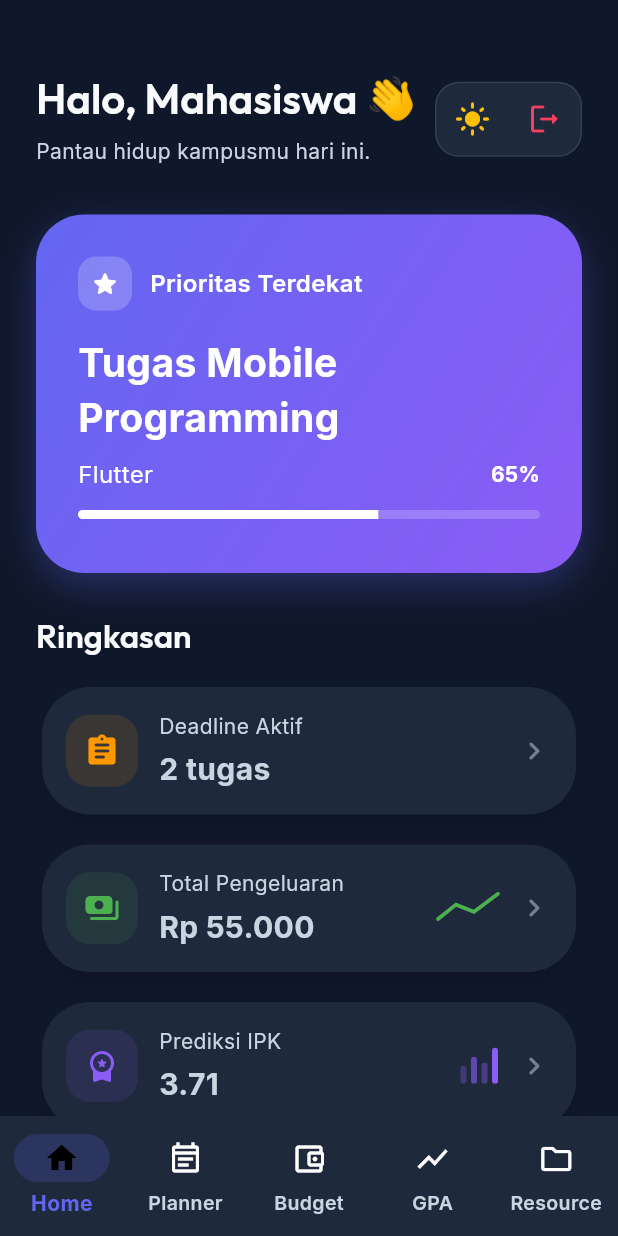
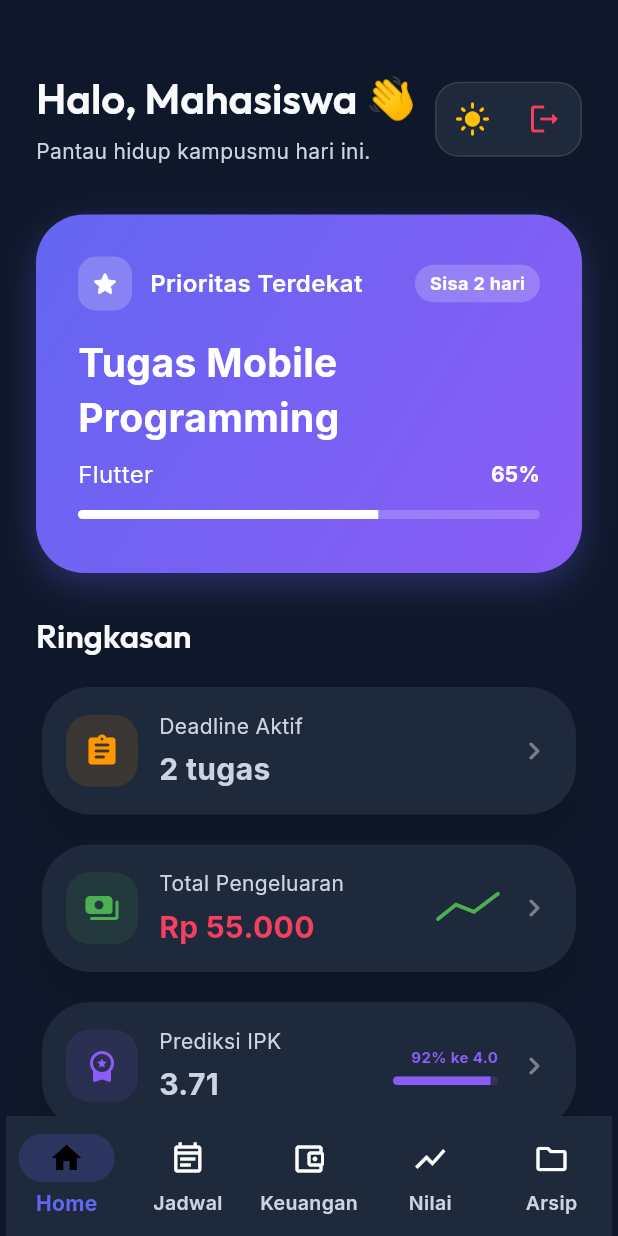
Before and after one commit to faiqurrohman/kampusgo_runner, a Flutter app: the DashboardScreen screen opened directly, on a phone screen of 412 x 824 dp. Run offline on Flutter 3.47's test engine with Material 3 defaults, Android fonts, the phone set to English and light mode, and no system bars; our stand-ins replace google_fonts.

Commit message:
perbaikan pada dashboard

```diff
--- a/lib/screens/dashboard_screen.dart
+++ b/lib/screens/dashboard_screen.dart
@@ -19,13 +19,16 @@ class _DashboardScreenState extends State<DashboardScreen> {
   @override
   Widget build(BuildContext context) => AnimatedBuilder(animation: data, builder: (_, __) => Scaffold(
     body: pages[index],
-    bottomNavigationBar: NavigationBar(selectedIndex: index, onDestinationSelected: (v) => setState(() => index = v), destinations: const [
-      NavigationDestination(icon: Icon(Icons.home_outlined), selectedIcon: Icon(Icons.home), label: 'Home'),
-      NavigationDestination(icon: Icon(Icons.event_note_outlined), selectedIcon: Icon(Icons.event_note), label: 'Planner'),
-      NavigationDestination(icon: Icon(Icons.account_balance_wallet_outlined), selectedIcon: Icon(Icons.account_balance_wallet), label: 'Budget'),
-      NavigationDestination(icon: Icon(Icons.show_chart), label: 'GPA'),
-      NavigationDestination(icon: Icon(Icons.folder_outlined), selectedIcon: Icon(Icons.folder), label: 'Resource'),
-    ]),
+    bottomNavigationBar: Padding(
+      padding: const EdgeInsets.symmetric(horizontal: 4),
+      child: NavigationBar(selectedIndex: index, onDestinationSelected: (v) => setState(() => index = v), destinations: const [
+        NavigationDestination(icon: Icon(Icons.home_outlined), selectedIcon: Icon(Icons.home), label: 'Home'),
+        NavigationDestination(icon: Icon(Icons.event_note_outlined), selectedIcon: Icon(Icons.event_note), label: 'Jadwal'),
+        NavigationDestination(icon: Icon(Icons.account_balance_wallet_outlined), selectedIcon: Icon(Icons.account_balance_wallet), label: 'Keuangan'),
+        NavigationDestination(icon: Icon(Icons.show_chart), label: 'Nilai'),
+        NavigationDestination(icon: Icon(Icons.folder_outlined), selectedIcon: Icon(Icons.folder), label: 'Arsip'),
+      ]),
+    ),
   ));
 }
 
@@ -92,6 +95,13 @@ class _Home extends StatelessWidget {
             ),
             const SizedBox(width: 12),
             const Text('Prioritas Terdekat', style: TextStyle(color: Colors.white, fontSize: 16, fontWeight: FontWeight.w600)),
+            const Spacer(),
+            if (next.isNotEmpty)
+              Container(
+                padding: const EdgeInsets.symmetric(horizontal: 10, vertical: 4),
+                decoration: BoxDecoration(color: Colors.white.withOpacity(0.2), borderRadius: BorderRadius.circular(20)),
+                child: Text('Sisa ${next.first.deadline.difference(DateTime.now()).inDays} hari', style: const TextStyle(color: Colors.white, fontSize: 12, fontWeight: FontWeight.bold)),
+              ),
           ]),
           const SizedBox(height: 16),
           Text(next.isEmpty ? 'Semua tugas selesai. Mantap!' : next.first.title, style: const TextStyle(color: Colors.white, fontSize: 26, fontWeight: FontWeight.bold)),
@@ -122,16 +132,30 @@ class _Home extends StatelessWidget {
       const SizedBox(height: 16),
       InfoCard(icon: Icons.assignment_rounded, title: 'Deadline Aktif', value: '${data.schedules.where((e)=>!e.done).length} tugas', color: Colors.orange, onTap: () => onTabChange(1)),
       const SizedBox(height: 12),
-      InfoCard(icon: Icons.payments_rounded, title: 'Total Pengeluaran', value: Formatters.currency.format(data.totalExpense()), color: Colors.green, onTap: () => onTabChange(2), trailingWidget: CustomPaint(size: const Size(40, 24), painter: _SparklinePainter(color: Colors.green))),
+      InfoCard(icon: Icons.payments_rounded, title: 'Total Pengeluaran', value: Formatters.currency.format(data.totalExpense()), color: Colors.green, valueColor: AppTheme.accent, onTap: () => onTabChange(2), trailingWidget: CustomPaint(size: const Size(40, 24), painter: _SparklinePainter(color: Colors.green))),
       const SizedBox(height: 12),
       InfoCard(
         icon: Icons.workspace_premium_rounded, title: 'Prediksi IPK', value: data.calculateGpa().toStringAsFixed(2), color: AppTheme.secondary, onTap: () => onTabChange(3),
-        trailingWidget: SizedBox(height: 24, child: Row(crossAxisAlignment: CrossAxisAlignment.end, children: [
-          Container(width: 4, height: 12, decoration: BoxDecoration(color: AppTheme.secondary.withOpacity(0.3), borderRadius: BorderRadius.circular(2))), const SizedBox(width: 3),
-          Container(width: 4, height: 18, decoration: BoxDecoration(color: AppTheme.secondary.withOpacity(0.6), borderRadius: BorderRadius.circular(2))), const SizedBox(width: 3),
-          Container(width: 4, height: 14, decoration: BoxDecoration(color: AppTheme.secondary.withOpacity(0.4), borderRadius: BorderRadius.circular(2))), const SizedBox(width: 3),
-          Container(width: 4, height: 24, decoration: BoxDecoration(color: AppTheme.secondary, borderRadius: BorderRadius.circular(2))),
-        ])),
+        trailingWidget: SizedBox(
+          width: 70,
+          child: Column(
+            mainAxisAlignment: MainAxisAlignment.center,
+            crossAxisAlignment: CrossAxisAlignment.end,
+            children: [
+              Text('${((data.calculateGpa() / 4.0) * 100).toInt()}% ke 4.0', style: const TextStyle(fontSize: 10, color: AppTheme.secondary, fontWeight: FontWeight.bold)),
+              const SizedBox(height: 6),
+              ClipRRect(
+                borderRadius: BorderRadius.circular(4),
+                child: LinearProgressIndicator(
+                  value: data.calculateGpa() / 4.0,
+                  backgroundColor: AppTheme.secondary.withOpacity(0.2),
+                  valueColor: const AlwaysStoppedAnimation<Color>(AppTheme.secondary),
+                  minHeight: 6,
+                ),
+              ),
+            ]
+          )
+        )
       ),
       const SizedBox(height: 12),
       InfoCard(icon: Icons.lightbulb_rounded, title: 'Tips Hari Ini', value: 'Fokus 25 menit, istirahat 5 menit', color: Colors.amber, onTap: () {}),
--- a/lib/widgets/info_card.dart
+++ b/lib/widgets/info_card.dart
@@ -5,9 +5,10 @@ class InfoCard extends StatelessWidget {
   final String title;
   final String value;
   final Color color;
+  final Color? valueColor;
   final VoidCallback? onTap;
   final Widget? trailingWidget;
-  const InfoCard({super.key, required this.icon, required this.title, required this.value, required this.color, this.onTap, this.trailingWidget});
+  const InfoCard({super.key, required this.icon, required this.title, required this.value, required this.color, this.valueColor, this.onTap, this.trailingWidget});
 
   @override
   Widget build(BuildContext context) {
@@ -27,7 +28,7 @@ class InfoCard extends StatelessWidget {
             Expanded(child: Column(crossAxisAlignment: CrossAxisAlignment.start, children: [
               Text(title, style: Theme.of(context).textTheme.bodyMedium),
               const SizedBox(height: 4),
-              Text(value, style: const TextStyle(fontSize: 20, fontWeight: FontWeight.bold)),
+              Text(value, style: TextStyle(fontSize: 20, fontWeight: FontWeight.bold, color: valueColor)),
             ])),
             if (trailingWidget != null) ...[
               trailingWidget!,
```
